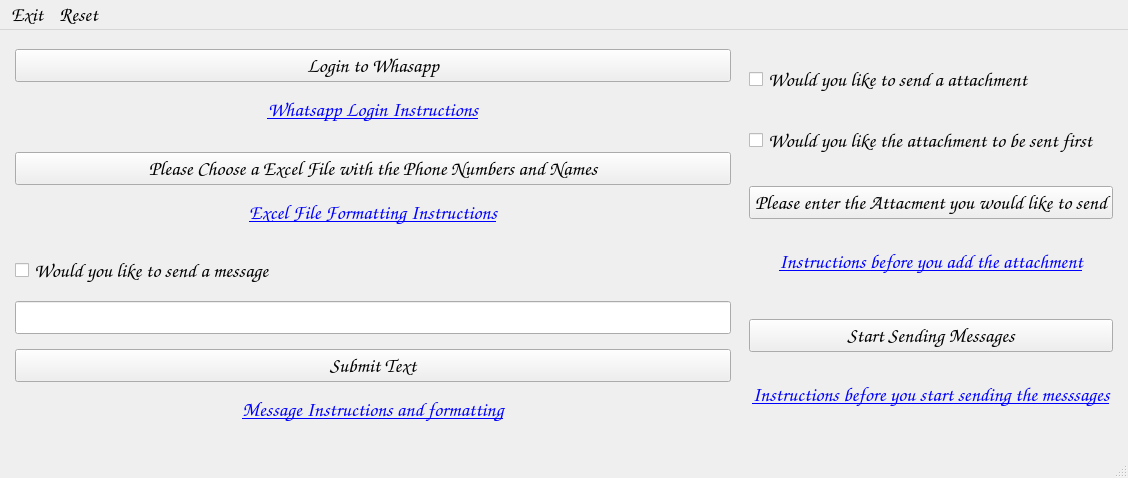
Tarun-Uppal/Message-Blaster, file Message-Blaster GUI/main.ui: the form before one commit.
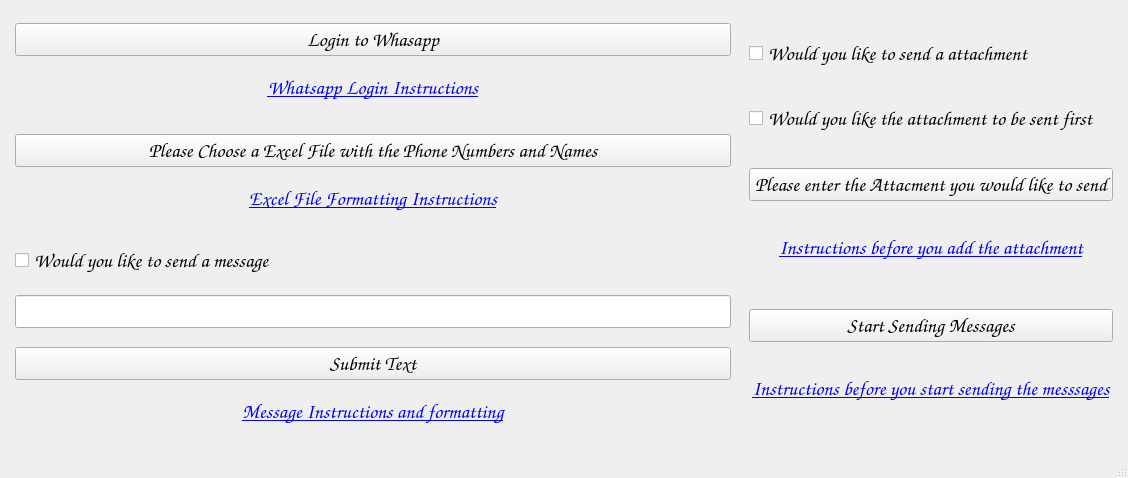
The form after the commit.

```diff
--- a/Message-Blaster GUI/main.ui
+++ b/Message-Blaster GUI/main.ui
@@ -710,41 +710,6 @@
     </item>
    </layout>
   </widget>
-  <widget class="QMenuBar" name="menubar">
-   <property name="geometry">
-    <rect>
-     <x>0</x>
-     <y>0</y>
-     <width>1128</width>
-     <height>21</height>
-    </rect>
-   </property>
-   <property name="styleSheet">
-    <string notr="true">color: &quot;white&quot;</string>
-   </property>
-   <widget class="QMenu" name="menuExit">
-    <property name="title">
-     <string>Exit</string>
-    </property>
-    <addaction name="separator"/>
-   </widget>
-   <widget class="QMenu" name="menuReset">
-    <property name="font">
-     <font>
-      <family>Comic Sans MS</family>
-      <pointsize>10</pointsize>
-     </font>
-    </property>
-    <property name="styleSheet">
-     <string notr="true">color : rgb(255, 255, 255)</string>
-    </property>
-    <property name="title">
-     <string>Reset</string>
-    </property>
-   </widget>
-   <addaction name="menuExit"/>
-   <addaction name="menuReset"/>
-  </widget>
   <widget class="QStatusBar" name="statusbar"/>
  </widget>
  <resources/>
```
